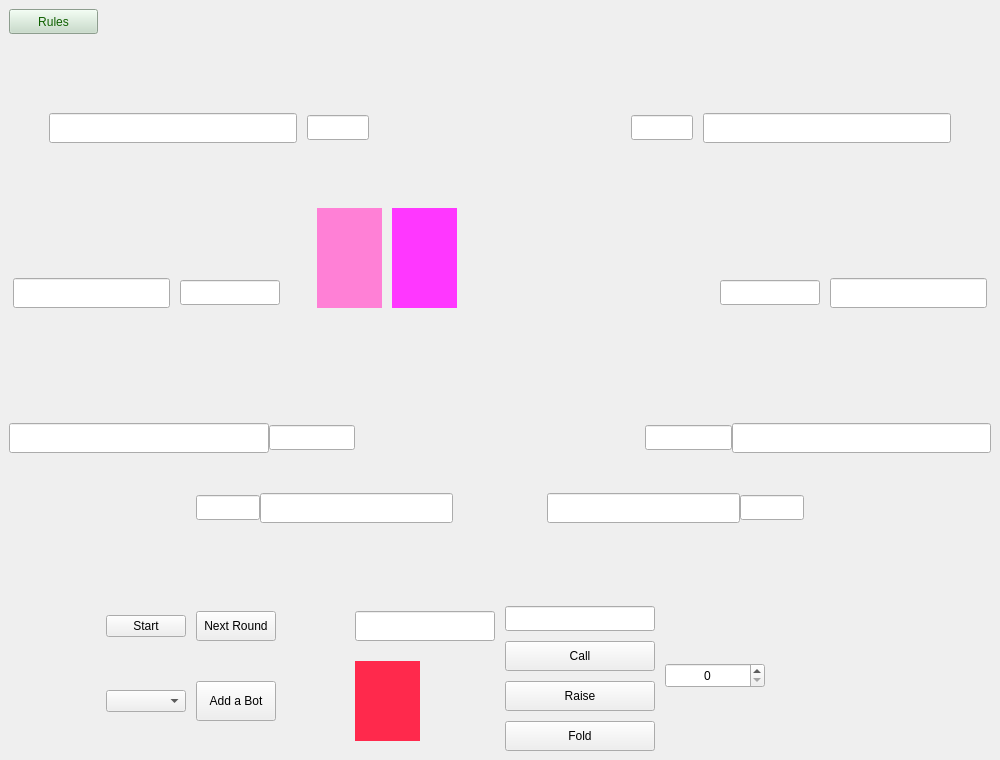
Above: Poker/Visuals/Gamewindow/gamewindow.ui from Cenzito/Poker before the change. Below: the same form after it.
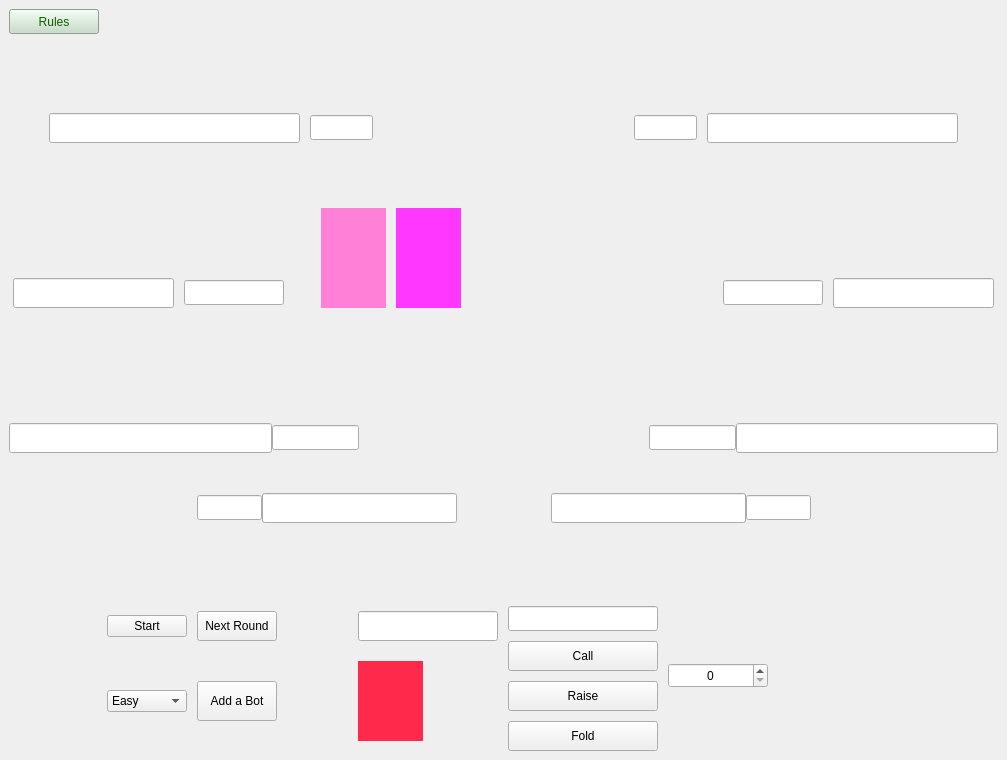
That is the form after the change. Icons and pictures are not drawn.

Commit message:
Scaleable background
Made the background scaleable, and implemented a margin by editing image directly.

Diff of the .ui file:
```diff
--- a/Poker/Visuals/Gamewindow/gamewindow.ui
+++ b/Poker/Visuals/Gamewindow/gamewindow.ui
@@ -9,10 +9,16 @@
    <rect>
     <x>0</x>
     <y>0</y>
-    <width>1000</width>
+    <width>1007</width>
     <height>760</height>
    </rect>
   </property>
+  <property name="minimumSize">
+   <size>
+    <width>1007</width>
+    <height>0</height>
+   </size>
+  </property>
   <property name="maximumSize">
    <size>
     <width>2000</width>
@@ -24,10 +30,10 @@
   </property>
   <property name="styleSheet">
    <string notr="true">QMainWindow{
-background-image: url(:/images/table.png);
+ border-image:  url(&quot;:/images/Poker_background2.png&quot;) 0 0 0 0 stretch stretch;
+padding-bottom: 300px;
 background-repeat: no-repeat;
 background-position: center;
-background-size: cover;
 
 }
 
@@ -37,12 +43,21 @@
    <property name="enabled">
     <bool>true</bool>
    </property>
+   <property name="minimumSize">
+    <size>
+     <width>1000</width>
+     <height>760</height>
+    </size>
+   </property>
    <property name="cursor">
     <cursorShape>OpenHandCursor</cursorShape>
    </property>
    <property name="mouseTracking">
     <bool>false</bool>
    </property>
+   <property name="styleSheet">
+    <string notr="true"/>
+   </property>
    <layout class="QVBoxLayout" name="verticalLayout_2" stretch="2,1,2,0,0,0,0,1,0">
     <property name="spacing">
      <number>10</number>
@@ -1337,7 +1352,28 @@
          </widget>
         </item>
         <item row="1" column="0">
-         <widget class="QComboBox" name="AddBot"/>
+         <widget class="QComboBox" name="AddBot">
+          <item>
+           <property name="text">
+            <string>Easy</string>
+           </property>
+          </item>
+          <item>
+           <property name="text">
+            <string>Medium</string>
+           </property>
+          </item>
+          <item>
+           <property name="text">
+            <string>Hard</string>
+           </property>
+          </item>
+          <item>
+           <property name="text">
+            <string/>
+           </property>
+          </item>
+         </widget>
         </item>
         <item row="0" column="3">
          <widget class="QLineEdit" name="name_line">
```
The commit also changes 5 other files.
